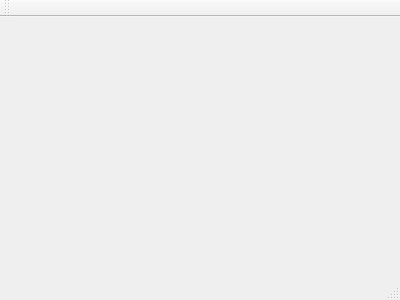
Old version of the form Qt-4-Signals_and_Slots/mainwindow.ui in the repository DoozyX/QtProgrammingTutorial.
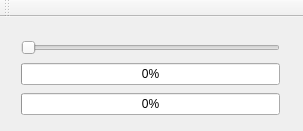
New version of the form.

```diff
--- a/Qt-4-Signals_and_Slots/mainwindow.ui
+++ b/Qt-4-Signals_and_Slots/mainwindow.ui
@@ -1,24 +1,62 @@
 <ui version="4.0">
  <class>MainWindow</class>
- <widget class="QMainWindow" name="MainWindow" >
-  <property name="geometry" >
+ <widget class="QMainWindow" name="MainWindow">
+  <property name="geometry">
    <rect>
     <x>0</x>
     <y>0</y>
-    <width>400</width>
-    <height>300</height>
+    <width>303</width>
+    <height>131</height>
    </rect>
   </property>
   <property name="windowTitle" >
    <string>MainWindow</string>
   </property>
-  <widget class="QMenuBar" name="menuBar" />
-  <widget class="QToolBar" name="mainToolBar" />
-  <widget class="QWidget" name="centralWidget" />
-  <widget class="QStatusBar" name="statusBar" />
+  <widget class="QWidget" name="centralWidget">
+   <widget class="QWidget" name="">
+    <property name="geometry">
+     <rect>
+      <x>10</x>
+      <y>10</y>
+      <width>281</width>
+      <height>101</height>
+     </rect>
+    </property>
+    <layout class="QVBoxLayout" name="verticalLayout">
+     <item>
+      <widget class="QSlider" name="horizontalSlider">
+       <property name="orientation">
+        <enum>Qt::Horizontal</enum>
+       </property>
+      </widget>
+     </item>
+     <item>
+      <widget class="QProgressBar" name="progressBar">
+       <property name="value">
+        <number>0</number>
+       </property>
+      </widget>
+     </item>
+     <item>
+      <widget class="QProgressBar" name="progressBar_2">
+       <property name="value">
+        <number>0</number>
+       </property>
+      </widget>
+     </item>
+    </layout>
+   </widget>
+  </widget>
+  <widget class="QToolBar" name="mainToolBar">
+   <attribute name="toolBarArea">
+    <enum>TopToolBarArea</enum>
+   </attribute>
+   <attribute name="toolBarBreak">
+    <bool>false</bool>
+   </attribute>
+  </widget>
  </widget>
- <layoutDefault spacing="6" margin="11" />
- <pixmapfunction></pixmapfunction>
+ <layoutdefault spacing="6" margin="11"/>
  <resources/>
  <connections/>
 </ui>
```
Left out of the diff: 3 changed lines with no effect on the pictures.
